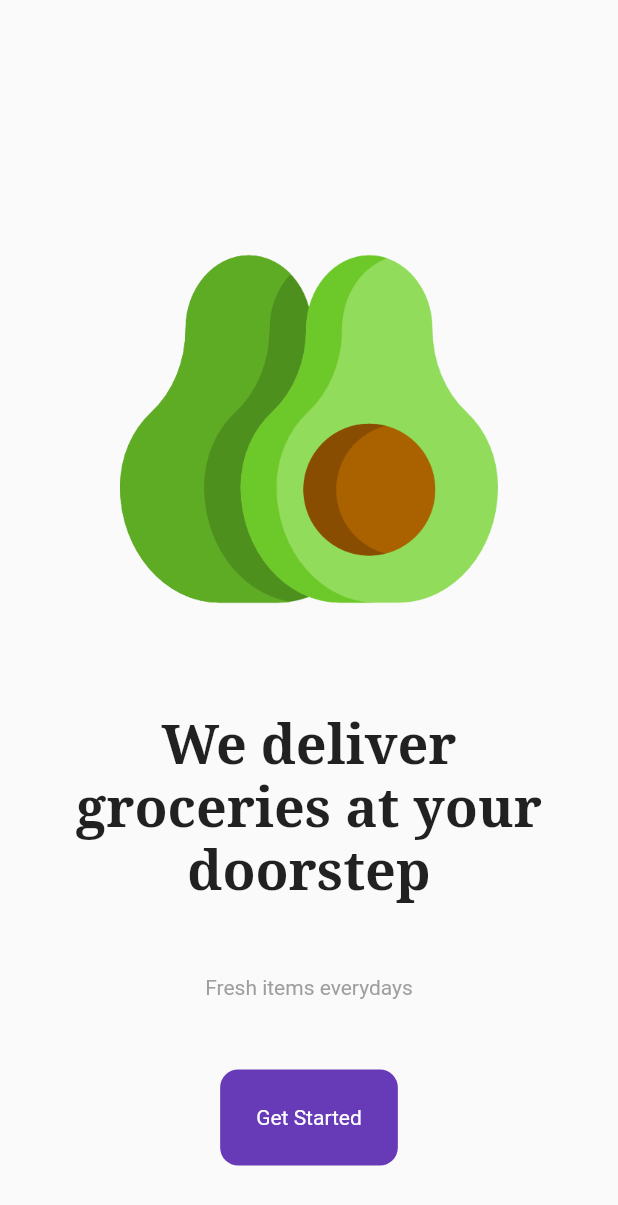
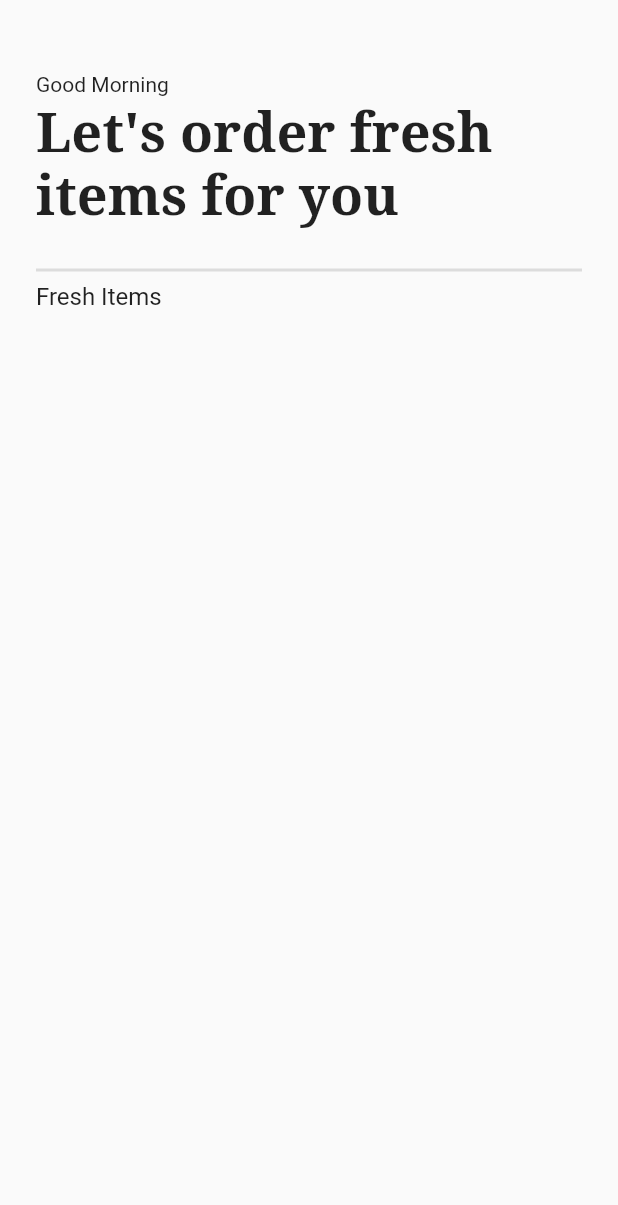
Before and after one commit to Chandara-Sin/grocery-shop-app, a Flutter app: the screen it shows after launch, after a tap on "Get Started", on a phone screen of 412 x 824 dp. Shown: the top 1205 px of the screen. Run offline on Flutter 3.47's test engine with Material 2 defaults, Android fonts, the phone set to English and light mode, and no system bars; our stand-ins replace google_fonts.

Commit message:
feat: add home screen with grocery items

```diff
--- /dev/null
+++ b/lib/screens/home_page.dart
@@ -0,0 +1,55 @@
+import 'package:flutter/material.dart';
+import 'package:google_fonts/google_fonts.dart';
+
+import '../widgets/grocery_item_tile.dart';
+
+class HomePage extends StatelessWidget {
+  const HomePage({super.key});
+
+  @override
+  Widget build(BuildContext context) {
+    return Scaffold(
+      body: SafeArea(
+          child:
+              Column(crossAxisAlignment: CrossAxisAlignment.start, children: [
+        const SizedBox(
+          height: 48,
+        ),
+        const Padding(
+          padding: EdgeInsets.symmetric(horizontal: 24.0),
+          child: Text("Good Morning"),
+        ),
+        const SizedBox(
+          height: 4,
+        ),
+        Padding(
+          padding: const EdgeInsets.symmetric(horizontal: 24.0),
+          child: Text("Let's order fresh items for you",
+              style: GoogleFonts.notoSerif(
+                  fontSize: 36, fontWeight: FontWeight.bold)),
+        ),
+        const SizedBox(
+          height: 20,
+        ),
+        const Padding(
+          padding: EdgeInsets.symmetric(horizontal: 24.0),
+          child: Divider(
+            thickness: 2,
+          ),
+        ),
+        const Padding(
+          padding: EdgeInsets.symmetric(horizontal: 24.0),
+          child: Text(
+            "Fresh Items",
+            style: TextStyle(fontSize: 16),
+          ),
+        ),
+        Expanded(
+            child: GridView.builder(
+                gridDelegate: const SliverGridDelegateWithFixedCrossAxisCount(
+                    crossAxisCount: 2),
+                itemBuilder: ((context, index) => const GroceryItemTile())))
+      ])),
+    );
+  }
+}
--- a/lib/screens/intro_page.dart
+++ b/lib/screens/intro_page.dart
@@ -1,5 +1,6 @@
 import 'package:flutter/material.dart';
 import 'package:google_fonts/google_fonts.dart';
+import 'package:grocery_shop_app/screens/home_page.dart';
 
 class IntroPage extends StatelessWidget {
   const IntroPage({super.key});
@@ -32,7 +33,8 @@ class IntroPage extends StatelessWidget {
           ),
           const Spacer(),
           GestureDetector(
-            onTap: () => {},
+            onTap: () => Navigator.pushReplacement(context,
+                MaterialPageRoute(builder: ((context) => const HomePage()))),
             child: Container(
               decoration: BoxDecoration(
                   color: Colors.deepPurple,
--- /dev/null
+++ b/lib/widgets/grocery_item_tile.dart
@@ -0,0 +1,10 @@
+import 'package:flutter/material.dart';
+
+class GroceryItemTile extends StatelessWidget {
+  const GroceryItemTile({super.key});
+
+  @override
+  Widget build(BuildContext context) {
+    return Container();
+  }
+}
```
